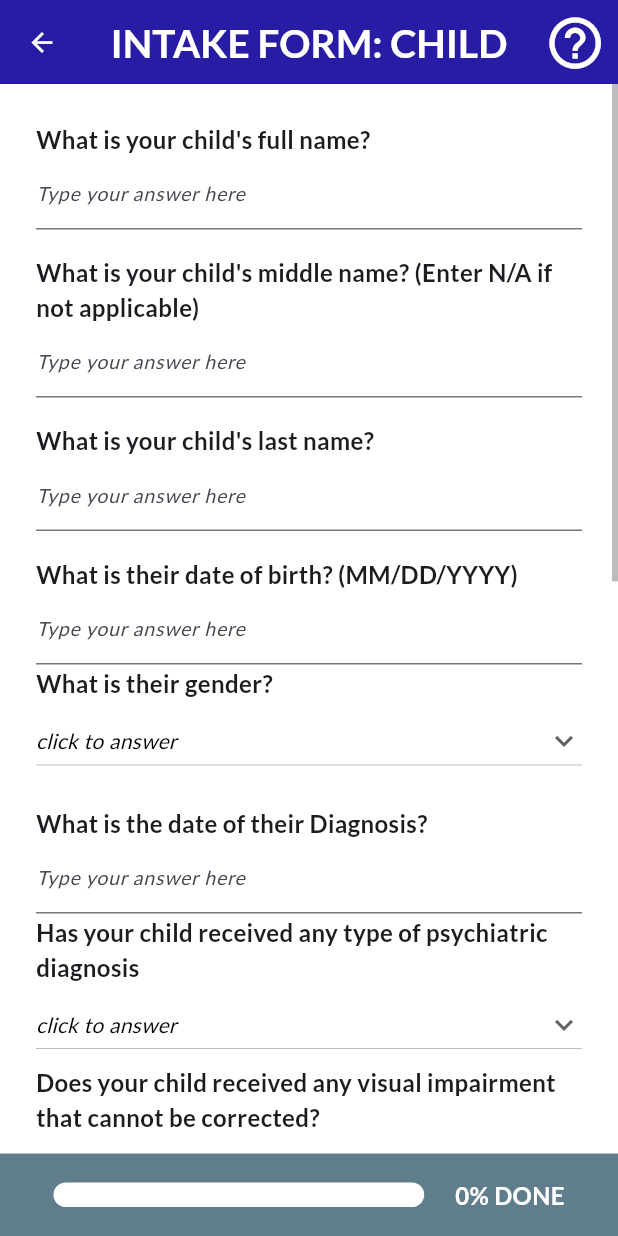
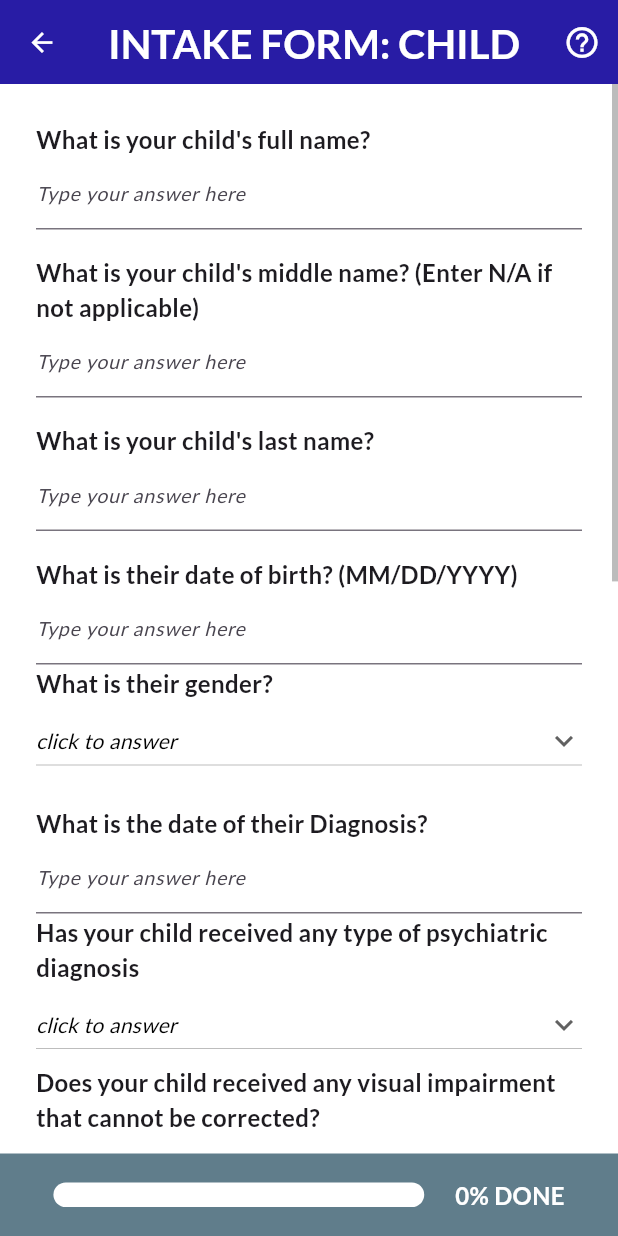
Before and after one commit to kevin200555/autism_ai_test, a Flutter app: the ChildIntakeFormScreen screen opened directly, on a phone screen of 412 x 824 dp. Run offline on Flutter 3.47's test engine with Material 3 defaults, Android fonts, the phone set to English and light mode, and no system bars; drawn by our look-alikes of auto_size_text; our stand-ins replace camera, firebase_core, firebase_storage, google_fonts, hive, hive_flutter and 1 more; missing offline and left inert: pdfx; accounts and stored records are empty.

Commit message:
changed size of help button

```diff
--- a/lib/widgets/button/help_button.dart
+++ b/lib/widgets/button/help_button.dart
@@ -17,7 +17,7 @@ class HelpButton extends StatelessWidget {
     return IconButton(
       icon: Icon(Icons.help_outline),
       // sets size
-      iconSize: MediaQuery.of(context).size.height * 0.05,
+      iconSize: MediaQuery.of(context).size.height * 0.03,
       color: color,
       onPressed: () {
         Navigator.push(
```
